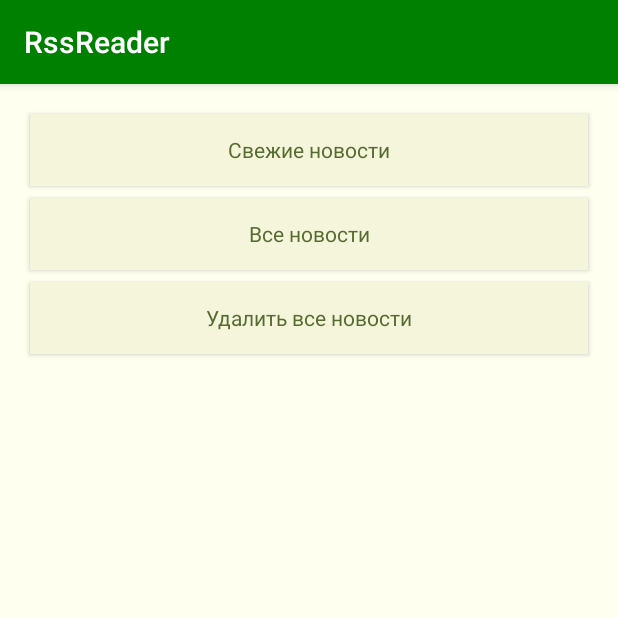
After one commit to goldenluk/android, an Android app: the AllOrNewItemsActivity screen opened directly, with no data from a screen before it, on a phone screen of 412 x 824 dp, the top half of it. The commit adds this screen. Run offline under Robolectric (Android 15) with nearby library versions, the phone set to English and light mode, and no system bars.

Commit message:
Новое Добавлена активити для выбора какую ленту показывать. Эта активити еще не используется

```diff
--- a/RssReader/app/src/main/AndroidManifest.xml
+++ b/RssReader/app/src/main/AndroidManifest.xml
@@ -35,6 +35,7 @@
             </intent-filter>
 
         </activity>
+        <activity android:name="ru.matthewhadzhiev.rssreader.feed.AllOrNewItemsActivity"/>
         <activity android:name="ru.matthewhadzhiev.rssreader.feed.FeedNewsActivity"/>
         <activity android:name="ru.matthewhadzhiev.rssreader.channels.AddChannelActivity"/>
         <activity android:name="ru.matthewhadzhiev.rssreader.channels.ChannelsControlActivity"/>
--- a/RssReader/app/src/main/java/ru/matthewhadzhiev/rssreader/channels/RssChannelListAdapter.java
+++ b/RssReader/app/src/main/java/ru/matthewhadzhiev/rssreader/channels/RssChannelListAdapter.java
@@ -81,7 +81,7 @@ final class RssChannelListAdapter extends RecyclerView.Adapter<RssChannelListAda
             }
         });
 
-
+        //TODO Перед удалением спросить у пользователя хочет ли он этого
         final Button deleteChannel = (Button) holder.channelsView.findViewById(R.id.delete_channel_button);
         deleteChannel.setOnClickListener(new View.OnClickListener() {
             @Override
--- a/RssReader/app/src/main/java/ru/matthewhadzhiev/rssreader/database/RssBaseHelper.java
+++ b/RssReader/app/src/main/java/ru/matthewhadzhiev/rssreader/database/RssBaseHelper.java
@@ -81,7 +81,6 @@ public final class RssBaseHelper extends SQLiteOpenHelper {
         return values;
     }
 
-    //TODO вот это в фон
     public ArrayList<RssItem> getItems() {
         ArrayList<RssItem> feedList = null;
         final SQLiteDatabase database;
@@ -122,7 +121,6 @@ public final class RssBaseHelper extends SQLiteOpenHelper {
         return feedList;
     }
 
-    //TODO вот это тоже в фон
     public ArrayList<RssChannel> getChannels() {
         final SQLiteDatabase database;
         ArrayList<RssChannel> channelList = null;
--- /dev/null
+++ b/RssReader/app/src/main/java/ru/matthewhadzhiev/rssreader/feed/AllOrNewItemsActivity.java
@@ -0,0 +1,16 @@
+package ru.matthewhadzhiev.rssreader.feed;
+
+import android.os.Bundle;
+import android.support.annotation.Nullable;
+import android.support.v7.app.AppCompatActivity;
+
+import ru.matthewhadzhiev.rssreader.R;
+
+
+public final class AllOrNewItemsActivity extends AppCompatActivity {
+    @Override
+    protected void onCreate(@Nullable final Bundle savedInstanceState) {
+        super.onCreate(savedInstanceState);
+        setContentView(R.layout.all_or_new_items_activity);
+    }
+}
--- a/RssReader/app/src/main/java/ru/matthewhadzhiev/rssreader/feed/FeedNewsActivity.java
+++ b/RssReader/app/src/main/java/ru/matthewhadzhiev/rssreader/feed/FeedNewsActivity.java
@@ -30,7 +30,8 @@ final public class FeedNewsActivity extends AppCompatActivity{
     private RecyclerView recyclerView;
     private MyBroadcastReceiver myBroadcastReceiver;
     private Logger logger;
-
+    //TODO Разделение на свежие новости и все собранные новости
+    //TODO Очистить базу новостей
     @Override
     protected void onCreate(@Nullable final Bundle savedInstanceState) {
         super.onCreate(savedInstanceState);
--- a/RssReader/app/src/main/java/ru/matthewhadzhiev/rssreader/feed/RssFeedListAdapter.java
+++ b/RssReader/app/src/main/java/ru/matthewhadzhiev/rssreader/feed/RssFeedListAdapter.java
@@ -41,6 +41,7 @@ final class RssFeedListAdapter
         final RssItem rssItem = rssItems.get(position);
         ((TextView)holder.rssFeedView.findViewById(R.id.title_text)).setText(rssItem.getTitle());
         ((TextView)holder.rssFeedView.findViewById(R.id.address_text)).setText(rssItem.getUrl());
+        //TODO По клику откроется описание новости
     }
 
     @Override
--- a/RssReader/app/src/main/java/ru/matthewhadzhiev/rssreader/network/FetchRssItemsService.java
+++ b/RssReader/app/src/main/java/ru/matthewhadzhiev/rssreader/network/FetchRssItemsService.java
@@ -115,6 +115,7 @@ public final class FetchRssItemsService extends IntentService{
                 }
             }
         }
+
         sendBroadcast(responseIntent);
     }
 
--- a/RssReader/app/src/main/java/ru/matthewhadzhiev/rssreader/ui/MainActivity.java
+++ b/RssReader/app/src/main/java/ru/matthewhadzhiev/rssreader/ui/MainActivity.java
@@ -11,7 +11,7 @@ import ru.matthewhadzhiev.rssreader.channels.ChannelsMenuActivity;
 import ru.matthewhadzhiev.rssreader.feed.FeedNewsActivity;
 
 final public class MainActivity extends AppCompatActivity implements View.OnClickListener {
-
+    //TODO Вертикальная ориентация
     @Override
     protected void onCreate(final Bundle savedInstanceState) {
         super.onCreate(savedInstanceState);
--- /dev/null
+++ b/RssReader/app/src/main/res/layout/all_or_new_items_activity.xml
@@ -0,0 +1,35 @@
+<?xml version="1.0" encoding="utf-8"?>
+<LinearLayout
+    xmlns:android="http://schemas.android.com/apk/res/android"
+    xmlns:tools="http://schemas.android.com/tools"
+    android:id="@+id/channel_menu_activity"
+    android:layout_width="match_parent"
+    android:layout_height="match_parent"
+    android:orientation="vertical"
+    style="@style/Linear"
+    tools:context="ru.matthewhadzhiev.rssreader.feed.AllOrNewItemsActivity">
+
+    <Button
+        android:layout_width="match_parent"
+        android:layout_height="wrap_content"
+        android:id="@+id/button_new_items_feed"
+        android:text="@string/button_open_new_items_feed"
+        style="@style/Button"
+    />
+
+    <Button
+        android:layout_width="match_parent"
+        android:layout_height="wrap_content"
+        android:id="@+id/button_all_items_feed"
+        android:text="@string/button_open_all_items_feed"
+        style="@style/Button"
+    />
+
+    <Button
+        android:layout_width="match_parent"
+        android:layout_height="wrap_content"
+        android:id="@+id/button_delete_all_items"
+        android:text="@string/button_delete_all_items"
+        style="@style/Button"
+    />
+</LinearLayout>
--- /dev/null
+++ b/RssReader/app/src/main/res/values/all_or_new_items_strings.xml
@@ -0,0 +1,6 @@
+<?xml version="1.0" encoding="utf-8"?>
+<resources>
+    <string name="button_open_new_items_feed">Свежие новости</string>
+    <string name="button_open_all_items_feed">Все новости</string>
+    <string name="button_delete_all_items">Удалить все новости</string>
+</resources>
```
